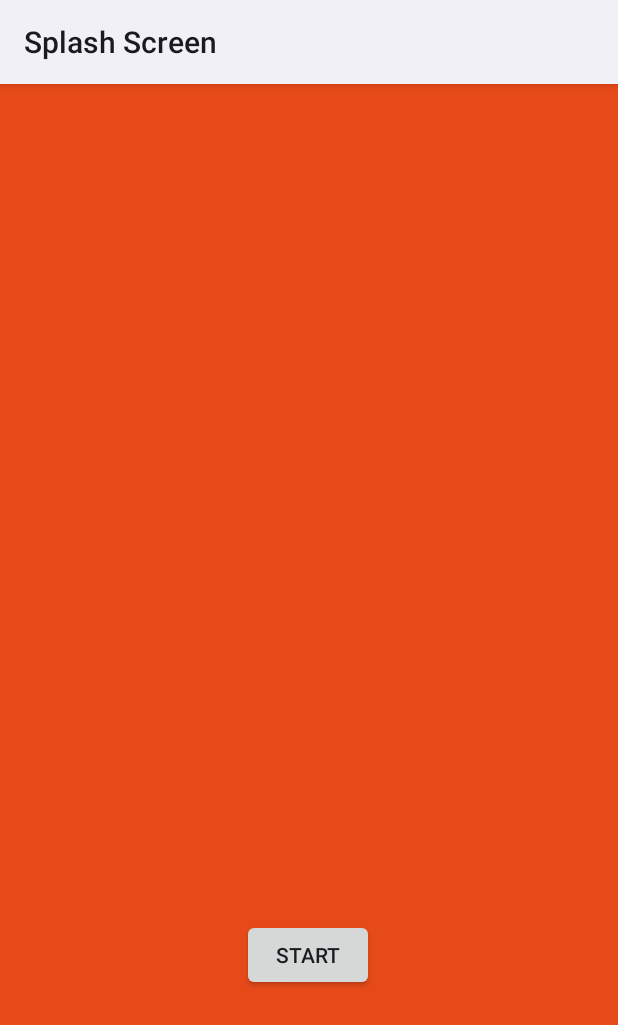
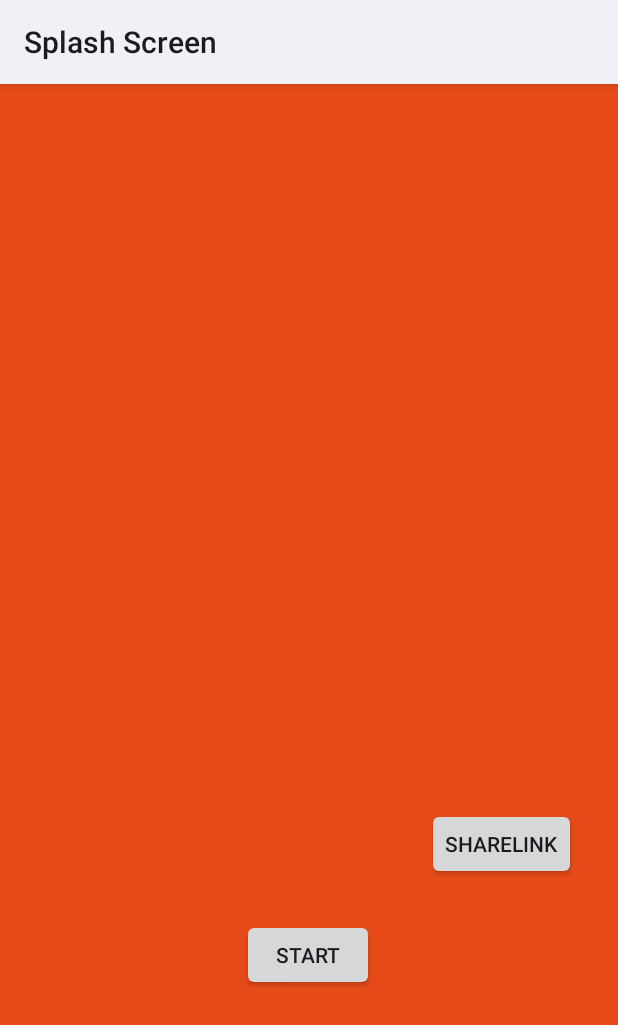
Before and after one commit to stefan334/Drinking_Game, an Android app: the layout activity_online_lobby.xml on its own in the app's theme, with its tools: preview values and no code run, on a phone screen of 412 x 824 dp. Shown: the top 1025 px of the screen. Run offline under Robolectric (Android 15) with nearby library versions, the phone set to English and light mode, and no system bars; Roboto replaces fonts that are not available here.

Commit message:
adaugare buton de copiat dynamic link in online lobby

```diff
--- a/app/src/main/res/layout/activity_online_lobby.xml
+++ b/app/src/main/res/layout/activity_online_lobby.xml
@@ -61,4 +61,16 @@
         app:layout_constraintTop_toTopOf="parent"
         app:layout_constraintVertical_bias="0.304" />
 
+    <Button
+        android:id="@+id/sharebtn"
+        android:layout_width="wrap_content"
+        android:layout_height="wrap_content"
+        android:layout_marginEnd="28dp"
+        android:layout_marginRight="28dp"
+        android:text="ShareLink"
+        app:layout_constraintBottom_toBottomOf="parent"
+        app:layout_constraintEnd_toEndOf="parent"
+        app:layout_constraintTop_toTopOf="parent"
+        app:layout_constraintVertical_bias="0.67" />
+
 </androidx.constraintlayout.widget.ConstraintLayout>
```
